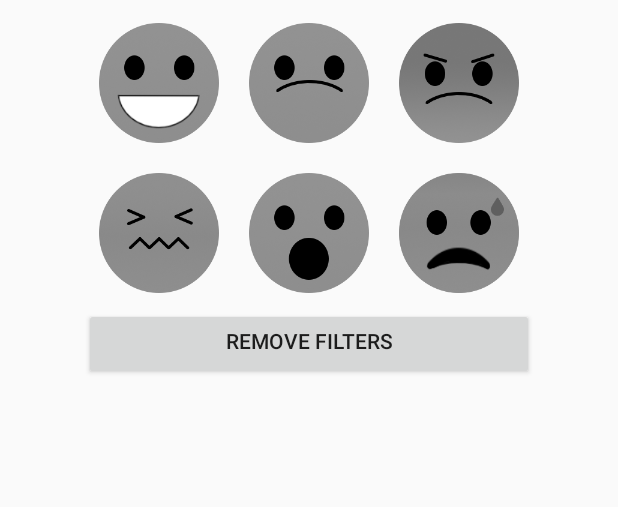
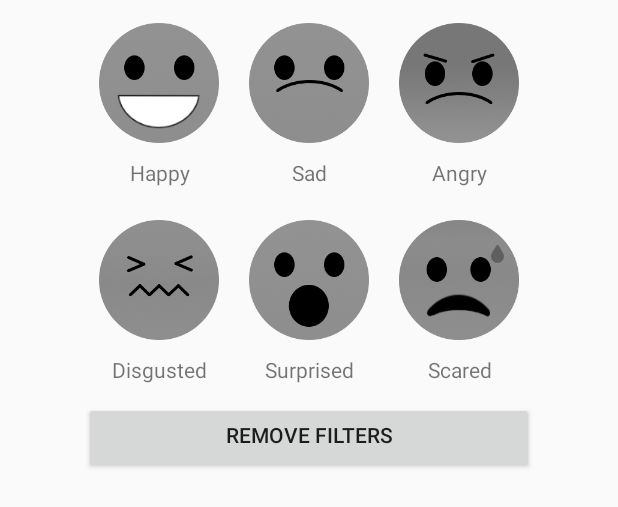
Before and after one commit to CMPUT301F19T27/FindMyFeelings, an Android app: the layout fragment_filter.xml on its own in the app's theme, with its tools: preview values and no code run, on a phone screen of 412 x 824 dp. Shown: the top 507 px of the screen. Run offline under Robolectric (Android 15) with nearby library versions, the phone set to English and light mode, and no system bars.

Commit message:
Test cases completed

```diff
--- a/app/src/main/res/layout/fragment_event.xml
+++ b/app/src/main/res/layout/fragment_event.xml
@@ -18,6 +18,7 @@
             android:orientation="vertical">
 
             <HorizontalScrollView
+                android:id="@+id/Mood_scroll"
                 android:layout_width="wrap_content"
                 android:layout_height="wrap_content">
 
--- a/app/src/main/res/layout/fragment_filter.xml
+++ b/app/src/main/res/layout/fragment_filter.xml
@@ -47,6 +47,36 @@
             android:layout_height="wrap_content"
             android:orientation="horizontal">
 
+            <TextView
+                android:id="@+id/Happy_text"
+                android:layout_width="100dp"
+                android:layout_height="31dp"
+                android:text="Happy"
+                android:textAlignment="center"/>
+
+            <TextView
+                android:id="@+id/Sad_text"
+                android:layout_width="100dp"
+                android:layout_height="31dp"
+                android:layout_weight="1"
+                android:text="Sad"
+                android:textAlignment="center" />
+
+            <TextView
+                android:id="@+id/Angry_text"
+                android:layout_width="100dp"
+                android:layout_height="31dp"
+                android:layout_weight="1"
+                android:text="Angry"
+                android:textAlignment="center" />
+        </LinearLayout>
+
+
+        <LinearLayout
+            android:layout_width="wrap_content"
+            android:layout_height="wrap_content"
+            android:orientation="horizontal">
+
             <ImageView
                 android:id="@+id/disgusted_emoticon"
                 android:layout_width="100dp"
@@ -70,6 +100,35 @@
 
         </LinearLayout>
 
+        <LinearLayout
+            android:layout_width="wrap_content"
+            android:layout_height="wrap_content"
+            android:orientation="horizontal">
+
+            <TextView
+                android:id="@+id/Disgusted_text"
+                android:layout_width="100dp"
+                android:layout_height="31dp"
+                android:text="Disgusted"
+                android:textAlignment="center"/>
+
+            <TextView
+                android:id="@+id/Surprised_text"
+                android:layout_width="100dp"
+                android:layout_height="31dp"
+                android:layout_weight="1"
+                android:text="Surprised"
+                android:textAlignment="center" />
+
+            <TextView
+                android:id="@+id/Scared_text"
+                android:layout_width="100dp"
+                android:layout_height="31dp"
+                android:layout_weight="1"
+                android:text="Scared"
+                android:textAlignment="center" />
+        </LinearLayout>
+
         <Button
             android:id="@+id/remove_filters_button"
             android:layout_width="match_parent"
```
Also changed, not shown: 1 other file.
